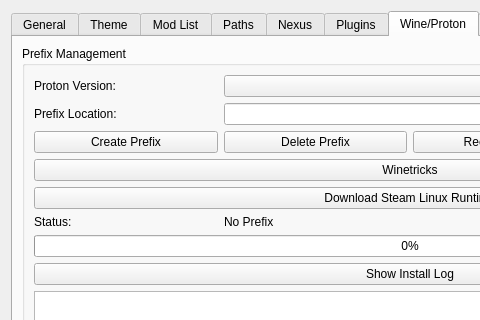
SulfurNitride/Fluorine-Manager, file src/src/settingsdialog.ui: the form before one commit; both pictures show x 0 to 480 and y 0 to 320 of the 820 by 687 pixel window.
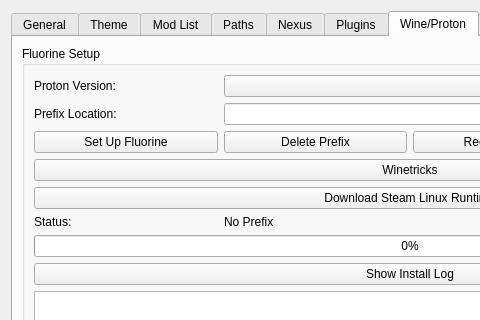
The form after the commit. The open tabs and pages were chosen to show the change. Icons and pictures are not drawn. Custom widgets are drawn as their Qt base class.

Commit message: Fix .NET setup certificate crash and clarify Fluorine setup

Patch:
```diff
--- a/src/src/settingsdialog.ui
+++ b/src/src/settingsdialog.ui
@@ -1811,7 +1811,7 @@
        <item>
         <widget class="QGroupBox" name="groupBox_62">
          <property name="title">
-          <string>Prefix Management</string>
+          <string>Fluorine Setup</string>
          </property>
          <layout class="QGridLayout" name="gridLayout_37">
           <item row="0" column="0">
@@ -1844,7 +1844,7 @@
           <item row="2" column="0">
            <widget class="QPushButton" name="createPrefixButton">
             <property name="text">
-             <string>Create Prefix</string>
+             <string>Set Up Fluorine</string>
             </property>
            </widget>
           </item>
```
The commit also changes 5 other files.
